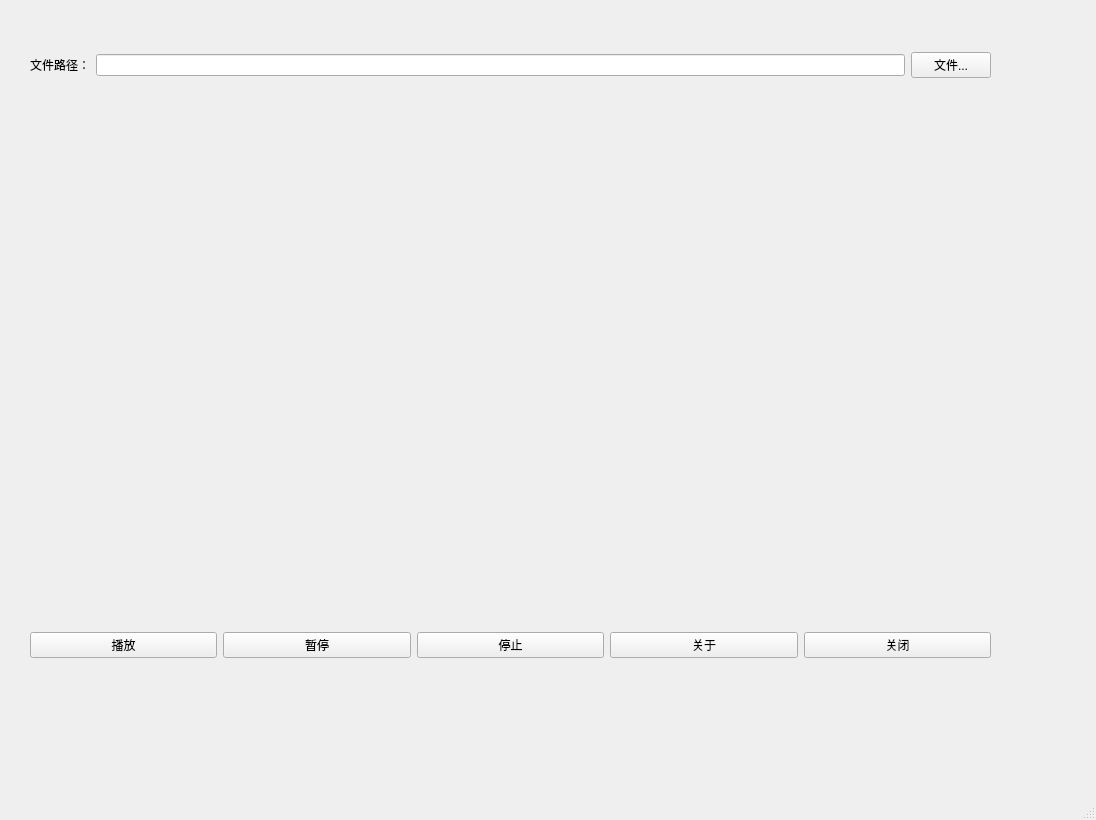
Old version of the form ui/VideoPlayer.ui in the repository serenNan/QtFFmpeg.
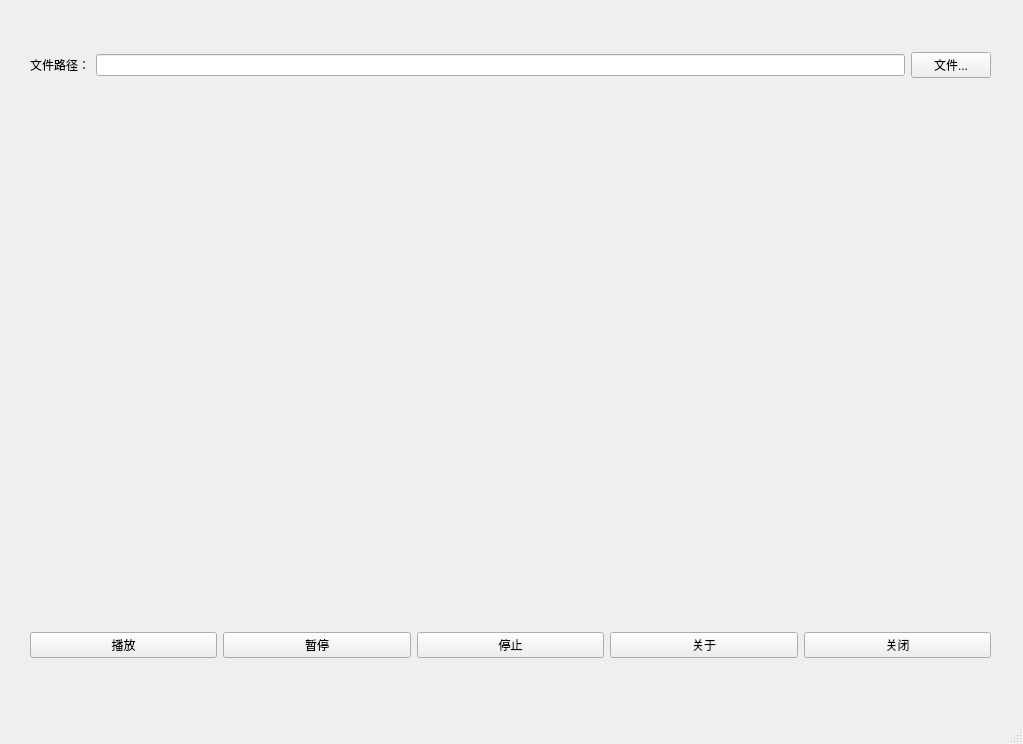
New version of the form.

Commit message: 渲染整个窗口类

Patch:
```diff
--- a/ui/VideoPlayer.ui
+++ b/ui/VideoPlayer.ui
@@ -6,8 +6,8 @@
    <rect>
     <x>0</x>
     <y>0</y>
-    <width>1096</width>
-    <height>820</height>
+    <width>1023</width>
+    <height>744</height>
    </rect>
   </property>
   <property name="windowTitle">
```
The commit also changes 1 other file.
